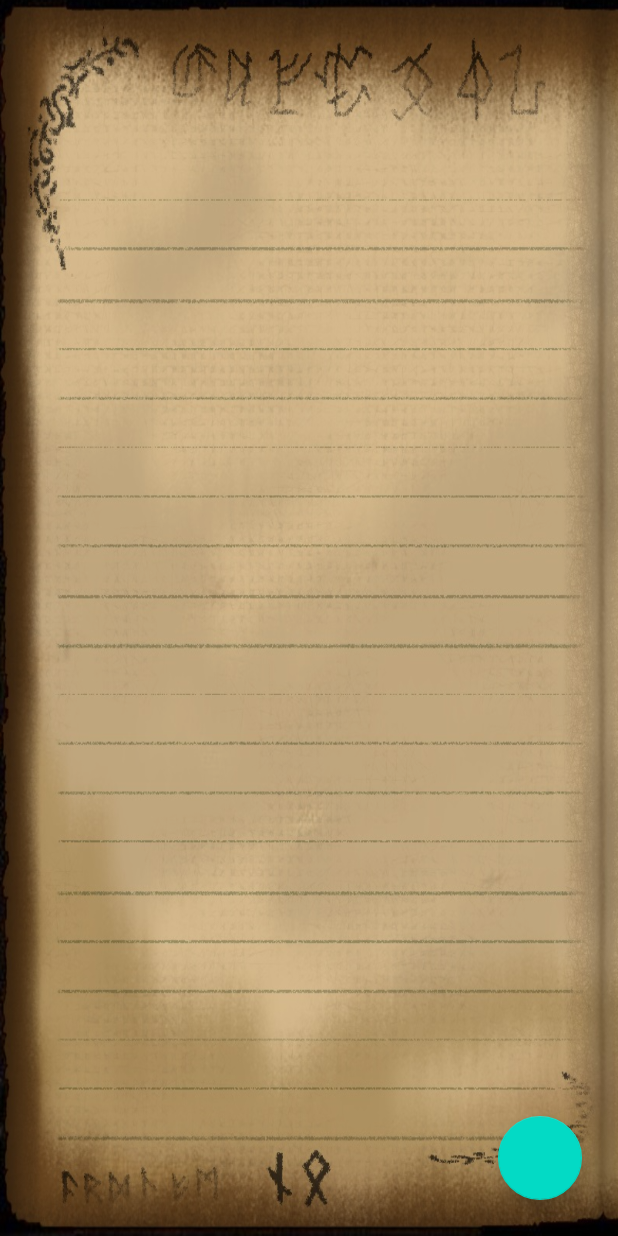
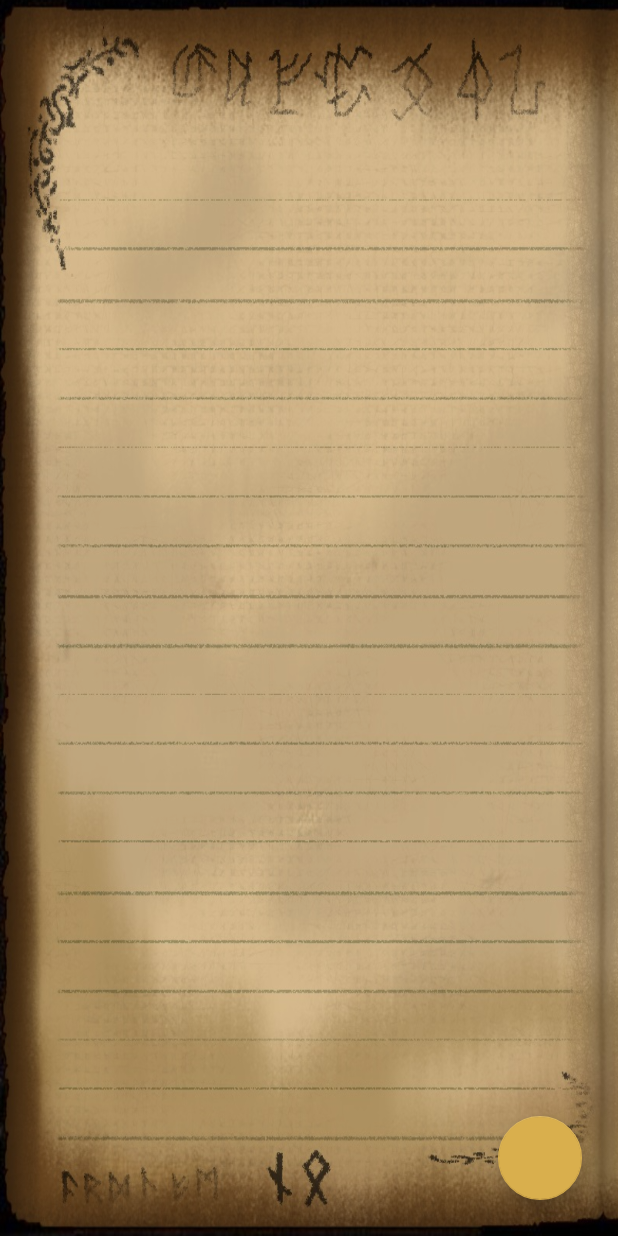
Before and after one commit to obaya884/CharmMe, an Android app: the screen it shows after launch (MainActivity), on a phone screen of 412 x 824 dp. Run offline under Robolectric (Android 15) with nearby library versions, the phone set to English and light mode, and no system bars; libraries missing offline, so code that uses them is left out: io.realm, io.realm.kotlin; plain views replace LavaFab; 5 statements that could not run were skipped.

Commit message:
change application color style

```diff
--- a/app/src/main/res/layout/activity_list.xml
+++ b/app/src/main/res/layout/activity_list.xml
@@ -25,7 +25,7 @@
         android:layout_gravity="bottom|end"
         android:layout_marginEnd="24dp"
         android:layout_marginBottom="24dp"
-        app:lavaBackgroundColor="@color/floatingActionButtonColor"
+        app:lavaBackgroundColor="#410809"
         app:lavaChild="left|top"
         app:lavaDrawShadow="true"
         app:lavaLeftIcon="@drawable/ic_magic_book"
--- a/app/src/main/res/layout/activity_main.xml
+++ b/app/src/main/res/layout/activity_main.xml
@@ -33,7 +33,7 @@
         android:layout_marginEnd="24dp"
         android:layout_marginBottom="24dp"
         android:elevation="5dp"
-        app:lavaBackgroundColor="@color/floatingActionButtonColor"
+        app:lavaBackgroundColor="#410809"
         app:lavaChild="left|top"
         app:lavaDrawShadow="true"
         app:lavaLeftIcon="@drawable/ic_format_list_bulleted_24dp"
--- a/app/src/main/res/values/colors.xml
+++ b/app/src/main/res/values/colors.xml
@@ -1,7 +1,6 @@
 <?xml version="1.0" encoding="utf-8"?>
 <resources>
-    <color name="colorPrimary">#6200EE</color>
-    <color name="colorPrimaryDark">#3700B3</color>
-    <color name="colorAccent">#03DAC5</color>
-    <color name="floatingActionButtonColor">#410809</color>
+    <color name="colorPrimary">#410809</color>
+    <color name="colorPrimaryDark">#250000</color>
+    <color name="colorAccent">#D9AF4D</color>
 </resources>
--- a/app/src/main/res/values/styles.xml
+++ b/app/src/main/res/values/styles.xml
@@ -8,5 +8,4 @@
         <item name="colorAccent">@color/colorAccent</item>
         <item name="windowNoTitle">true</item>
     </style>
-
 </resources>
```
